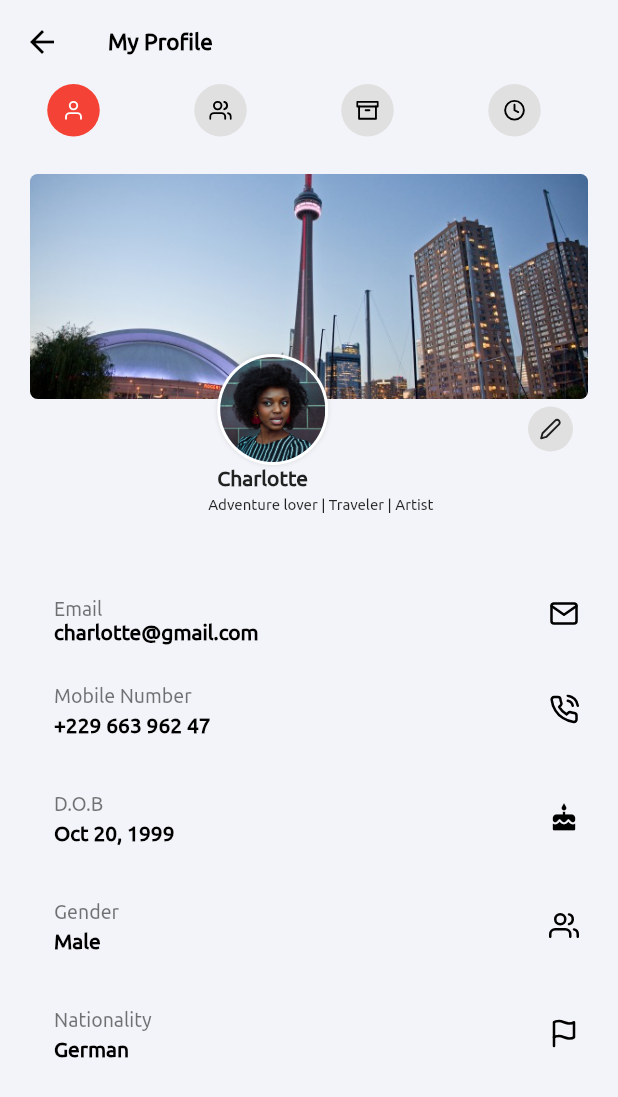
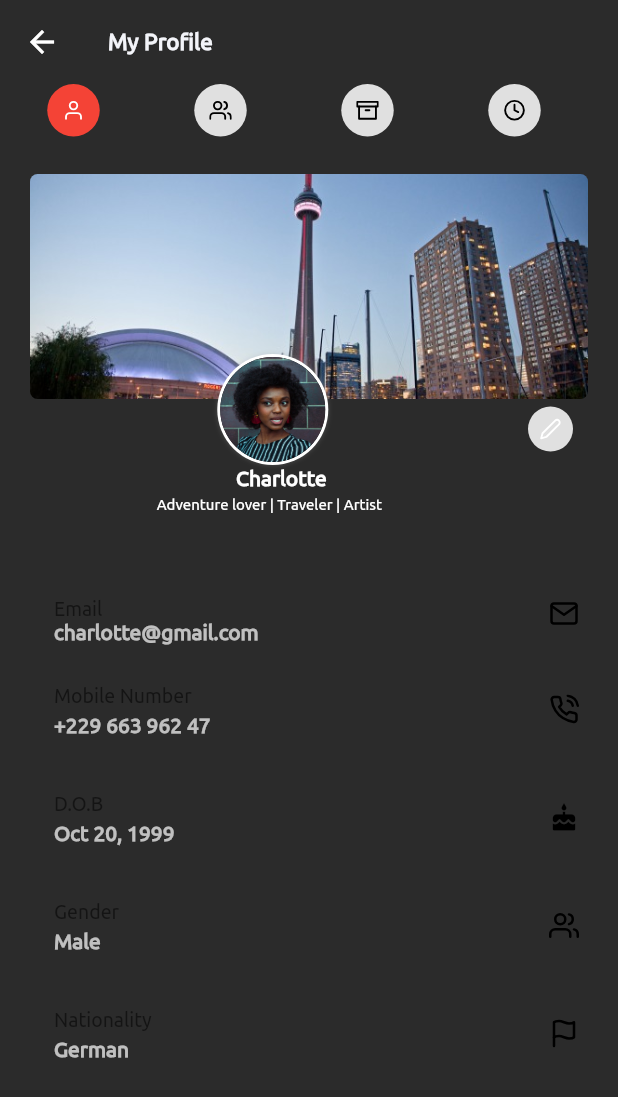
Before and after one commit to CharlyKeleb/TravelersSociaApp-UiKit, a Flutter app: the Profile screen opened directly, on a phone screen of 412 x 824 dp. Shown: the top 1097 px of the screen. Run offline on Flutter 3.47's test engine with Material 2 defaults, Android fonts, the phone set to English and light mode, and no system bars; our stand-ins replace dots_indicator, flutter_icons; missing offline and left inert: flutter_point_tab_bar.

Commit message:
fixed issue on dark mode

```diff
--- a/lib/main.dart
+++ b/lib/main.dart
@@ -9,7 +9,7 @@ class MyApp extends StatelessWidget {
   Widget build(BuildContext context) {
     return MaterialApp(
       debugShowCheckedModeBanner: false,
-      theme: Constants.lightTheme,
+      theme: Constants.darkTheme,
       home: MainScreen(),
     );
   }
--- a/lib/pages/newsfeed.dart
+++ b/lib/pages/newsfeed.dart
@@ -17,6 +17,8 @@ class _NewsFeedState extends State<NewsFeed> {
       body: Container(
         height: MediaQuery.of(context).size.height,
         child: Column(
+          crossAxisAlignment: CrossAxisAlignment.start,
+          mainAxisAlignment: MainAxisAlignment.start,
           children: [
             Flexible(
               child: ListView(
@@ -25,7 +27,7 @@ class _NewsFeedState extends State<NewsFeed> {
                 shrinkWrap: true,
                 physics: AlwaysScrollableScrollPhysics(),
                 children: [
-                  SizedBox(height: 30),
+                  SizedBox(height: 10.0),
                   StoryItem(),
                   SavedItem(),
                   PostItem(),
--- a/lib/profile/myprofile.dart
+++ b/lib/profile/myprofile.dart
@@ -79,10 +79,10 @@ class _MyProfileState extends State<MyProfile> {
                 Positioned(
                   top: //MediaQuery.of(context).size.height / 3.6,
                       195,
-
-                  left: MediaQuery.of(context).size.width / 3.3,
+                  left: MediaQuery.of(context).size.width / 3.0,
                   child: Text(
                     'Charlotte',
+                    textAlign: TextAlign.center,
                     style: TextStyle(
                       fontFamily: 'Ubuntu-Regular',
                       fontWeight: FontWeight.bold,
@@ -92,9 +92,10 @@ class _MyProfileState extends State<MyProfile> {
                 Positioned(
                   top: //MediaQuery.of(context).size.height / 3.3,
                       215,
-                  right: MediaQuery.of(context).size.width / 4,
+                  right: MediaQuery.of(context).size.width / 3,
                   child: Text(
                     'Adventure lover | Traveler | Artist',
+                    textAlign: TextAlign.center,
                     style: TextStyle(
                       fontFamily: 'Ubuntu-Regular',
                       fontSize: 10,
@@ -119,7 +120,7 @@ class _MyProfileState extends State<MyProfile> {
             subtitle: Text(
               'charlotte@gmail.com',
               style: TextStyle(
-                  color: Colors.black,
+                  // color: Colors.black,
                   fontFamily: 'Ubuntu-Regular',
                   fontWeight: FontWeight.bold),
             ),
@@ -143,7 +144,7 @@ class _MyProfileState extends State<MyProfile> {
             subtitle: Text(
               '+229 663 962 47',
               style: TextStyle(
-                  color: Colors.black,
+                  // color: Colors.black,
                   fontFamily: 'Ubuntu-Regular',
                   fontWeight: FontWeight.bold),
             ),
@@ -168,7 +169,7 @@ class _MyProfileState extends State<MyProfile> {
               'Oct 20, 1999',
               style: TextStyle(
                 fontWeight: FontWeight.bold,
-                color: Colors.black,
+                // color: Colors.black,
                 fontFamily: 'Ubuntu-Regular',
               ),
             ),
@@ -194,7 +195,8 @@ class _MyProfileState extends State<MyProfile> {
               style: TextStyle(
                 fontWeight: FontWeight.bold,
                 fontFamily: 'Ubuntu-Regular',
-                  color: Colors.black),
+                // color: Colors.black,
+              ),
             ),
             trailing: Icon(
               Feather.users,
@@ -218,7 +220,8 @@ class _MyProfileState extends State<MyProfile> {
               style: TextStyle(
                 fontWeight: FontWeight.bold,
                 fontFamily: 'Ubuntu-Regular',
-                  color: Colors.black),
+               // color: Colors.black,
+              ),
             ),
             trailing: Icon(
               Feather.flag,
--- a/lib/screens/mainscreen.dart
+++ b/lib/screens/mainscreen.dart
@@ -29,7 +29,6 @@ class _MainScreenState extends State<MainScreen> {
       ),
       bottomNavigationBar: BottomAppBar(
         elevation: 0.0,
-        color: Color(0xfff3f4f9),
         child: Padding(
           padding: const EdgeInsets.only(bottom: 10.0, left: 15),
           child: Row(
--- a/lib/utils/constants.dart
+++ b/lib/utils/constants.dart
@@ -30,6 +30,10 @@ class Constants{
         ),
       ),
     ),
+       bottomAppBarTheme: BottomAppBarTheme(
+       elevation: 0,
+       color:Color(0xfff3f4f9),
+    )
   );
 
   static ThemeData darkTheme = ThemeData(
@@ -49,6 +53,10 @@ class Constants{
         ),
       ),
     ),
+    bottomAppBarTheme: BottomAppBarTheme(
+       elevation: 0,
+       color: darkBG
+    )
   );
 
 
--- a/lib/widgets/appbar.dart
+++ b/lib/widgets/appbar.dart
@@ -31,7 +31,7 @@ AppBar header(context) {
           SizedBox(width: 10),
           Container(
             height: 35,
-            width: 120,
+            width: 160,
             decoration: BoxDecoration(
               color: Colors.grey[300],
               borderRadius: BorderRadius.circular(20),
@@ -43,6 +43,7 @@ AppBar header(context) {
                   SizedBox(width: 3),
                   Icon(
                     Feather.search,
+                    color: Colors.black,
                     size: 20,
                   ),
                   SizedBox(
@@ -52,7 +53,7 @@ AppBar header(context) {
                     child: TextField(
                       decoration: InputDecoration.collapsed(
                         hintText: 'Search...',
-                        hintStyle: TextStyle(fontSize: 10),
+                        hintStyle: TextStyle(fontSize: 10, color: Colors.black),
                       ),
                     ),
                   ),
--- a/lib/widgets/postsitem.dart
+++ b/lib/widgets/postsitem.dart
@@ -23,13 +23,11 @@ class _PostItemState extends State<PostItem> {
         itemCount: 3,
         itemBuilder: (BuildContext context, int index) {
           Map datar = data[index];
-
           return Padding(
             padding: const EdgeInsets.symmetric(vertical: 10.0, horizontal: 5),
             child: Container(
               height: 200,
               decoration: BoxDecoration(
-                // color: Colors.purple,
                 borderRadius: BorderRadius.circular(5),
                 image: DecorationImage(
                   image: AssetImage(datar['story']),
```
Also changed, not shown: pubspec.lock. Lines whose indentation alone changed are shown as unchanged.
